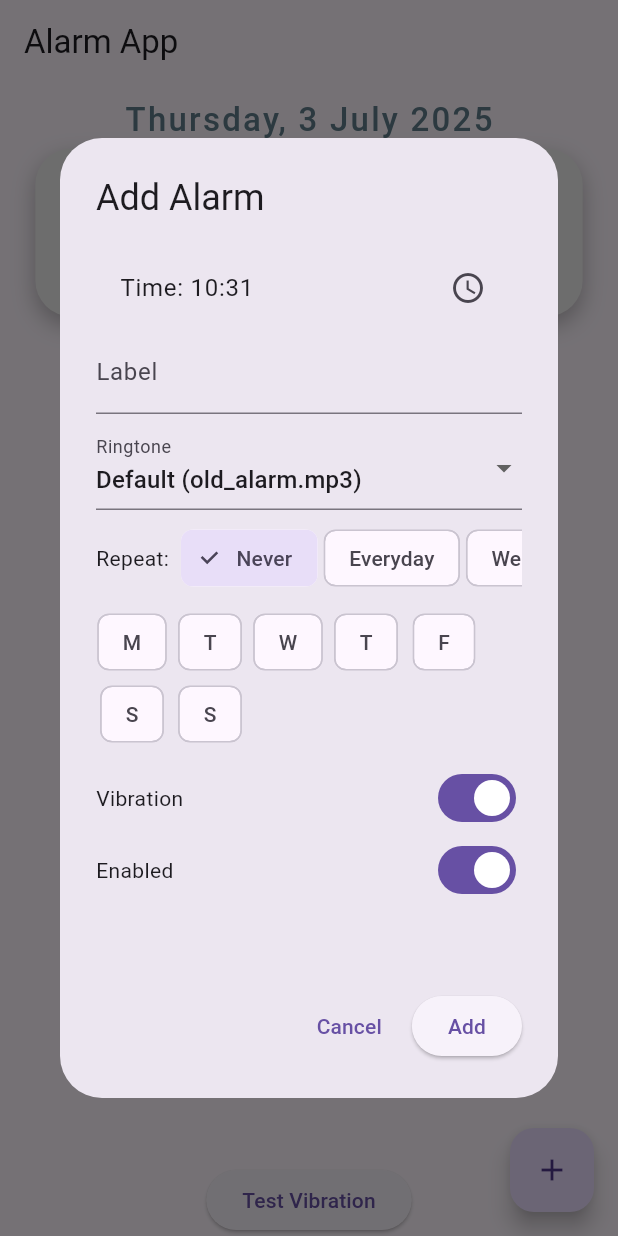
After one commit to nisanray/Alarm-Clock, a Flutter app: the screen it shows after launch, after a tap on "Test Vibration", after a tap on the "add" icon, on a phone screen of 412 x 824 dp. The commit adds this screen. Run offline on Flutter 3.47's test engine with Material 3 defaults, Android fonts, the phone set to English and light mode, and no system bars; our stand-ins replace get, hive, hive_flutter, permission_handler, vibration; accounts and stored records are empty.

Commit message:
UI tweaks, vibration improvements, modular widgets, and bug fixes

```diff
--- a/lib/main.dart
+++ b/lib/main.dart
@@ -1,13 +1,59 @@
 import 'package:flutter/material.dart';
 import 'package:flutter/services.dart';
 import 'package:flutter/scheduler.dart';
-import 'analog_clock_get.dart';
 import 'dart:io';
 import 'package:permission_handler/permission_handler.dart';
+import 'package:hive/hive.dart';
+import 'package:hive_flutter/hive_flutter.dart';
+import 'package:path_provider/path_provider.dart';
+import 'model/alarm.dart';
+import 'widgets/alarm_dialog.dart';
+import 'widgets/alarm_tile.dart';
+import 'widgets/digital_clock.dart';
+import 'package:vibration/vibration.dart';
 
-void main() {
+void main() async {
+  WidgetsFlutterBinding.ensureInitialized();
+  await Hive.initFlutter();
+  Hive.registerAdapter(AlarmAdapter());
+  await Hive.openBox<Alarm>('alarms');
+  await _requestNotificationPermission();
   runApp(const AlarmApp());
 }
+
+Future<void> _requestNotificationPermission() async {
+  if (await Permission.notification.isDenied) {
+    final result = await Permission.notification.request();
+    if (!result.isGranted) {
+      // Show a user-facing dialog
+      WidgetsBinding.instance.addPostFrameCallback((_) {
+        showDialog(
+          context: navigatorKey.currentContext!,
+          builder: (context) => AlertDialog(
+            title: const Text('Permission Required'),
+            content: const Text(
+                'Notification permission is required for alarms to work properly.'),
+            actions: [
+              TextButton(
+                onPressed: () => Navigator.of(context).pop(),
+                child: const Text('Cancel'),
+              ),
+              TextButton(
+                onPressed: () {
+                  openAppSettings();
+                  Navigator.of(context).pop();
+                },
+                child: const Text('Open Settings'),
+              ),
+            ],
+          ),
+        );
+      });
+    }
+  }
+}
+
+final GlobalKey<NavigatorState> navigatorKey = GlobalKey<NavigatorState>();
 
 class AlarmApp extends StatelessWidget {
   const AlarmApp({super.key});
@@ -16,6 +62,7 @@ class AlarmApp extends StatelessWidget {
   Widget build(BuildContext context) {
     return MaterialApp(
       title: 'Alarm App',
+      navigatorKey: navigatorKey,
       home: AlarmHomePage(),
     );
   }
@@ -28,20 +75,19 @@ class AlarmHomePage extends StatefulWidget {
 
 class _AlarmHomePageState extends State<AlarmHomePage> {
   static const platform = MethodChannel('alarm_channel');
-  TimeOfDay? _selectedTime;
-
   late DateTime _currentTime;
   late final Ticker _ticker;
-
-  // Multiple alarms support
-  List<DateTime> _alarms = [];
+  late Box<Alarm> _alarmBox;
 
   @override
   void initState() {
     super.initState();
     _currentTime = DateTime.now();
     _ticker = Ticker(_onTick)..start();
+    _alarmBox = Hive.box<Alarm>('alarms');
   }
+
+  List<Alarm> get _alarms => _alarmBox.values.toList();
 
   void _onTick(Duration _) {
     setState(() {
@@ -55,46 +101,66 @@ class _AlarmHomePageState extends State<AlarmHomePage> {
     super.dispose();
   }
 
-  Future<void> _addAlarm() async {
-    final picked = await showTimePicker(
+  Future<void> _showAlarmDialog({Alarm? alarm}) async {
+    await showDialog(
       context: context,
-      initialTime: TimeOfDay.now(),
+      builder: (context) => AlarmDialog(
+        alarm: alarm,
+        onSave: (newAlarm) async {
+          debugPrint(
+              'onSave called with alarm: ${newAlarm.id}, label: ${newAlarm.label}, enabled: ${newAlarm.enabled}');
+          await _alarmBox.put(newAlarm.id.toString(), newAlarm);
+          if (newAlarm.enabled) {
+            await platform.invokeMethod('setAlarm', {
+              'time': newAlarm.timeMillis,
+              'alarmId': newAlarm.id,
+              'vibration': newAlarm.vibration,
+            });
+          } else {
+            // Optionally cancel native alarm here
+          }
+          if (mounted) setState(() {});
+        },
+      ),
     );
-    if (picked != null) {
-      final now = DateTime.now();
-      var alarmTime = DateTime(
-        now.year,
-        now.month,
-        now.day,
-        picked.hour,
-        picked.minute,
-      );
-      if (alarmTime.isBefore(now)) {
-        alarmTime = alarmTime.add(const Duration(days: 1));
-      }
-      final millis = alarmTime.millisecondsSinceEpoch;
+  }
+
+  void _deleteAlarm(int index) async {
+    final alarm = _alarms[index];
+    try {
+      await platform.invokeMethod('cancelAlarm', {'alarmId': alarm.id});
+    } catch (e) {
+      debugPrint('Error canceling alarm: $e');
+    }
+    await _alarmBox.delete(alarm.id.toString());
+    setState(() {});
+  }
+
+  void _toggleAlarm(int index, bool value) async {
+    final alarm = _alarms[index];
+    final updated = Alarm(
+      id: alarm.id,
+      timeMillis: alarm.timeMillis,
+      label: alarm.label,
+      ringtone: alarm.ringtone,
+      repeatDays: alarm.repeatDays,
+      enabled: value,
+    );
+    await _alarmBox.put(alarm.id.toString(), updated);
+    if (value) {
+      await platform.invokeMethod('setAlarm', {
+        'time': alarm.timeMillis,
+        'alarmId': alarm.id,
+        'vibration': alarm.vibration,
+      });
+    } else {
       try {
-        await platform
-            .invokeMethod('setAlarm', {'time': millis, 'alarmId': millis});
-        setState(() {
-          _alarms.add(alarmTime);
-        });
-        ScaffoldMessenger.of(context).showSnackBar(
-          SnackBar(content: Text('Alarm set for ${_formatTime(alarmTime)}')),
-        );
-      } on PlatformException catch (e) {
-        ScaffoldMessenger.of(context).showSnackBar(
-          SnackBar(content: Text('Failed to set alarm: ${e.message}')),
-        );
+        await platform.invokeMethod('cancelAlarm', {'alarmId': alarm.id});
+      } catch (e) {
+        debugPrint('Error canceling alarm: $e');
       }
     }
-  }
-
-  void _deleteAlarm(int index) {
-    setState(() {
-      _alarms.removeAt(index);
-    });
-    // Note: For simplicity, this does not cancel the native alarm. Can be extended.
+    setState(() {});
   }
 
   @override
@@ -104,49 +170,50 @@ class _AlarmHomePageState extends State<AlarmHomePage> {
       body: Column(
         mainAxisAlignment: MainAxisAlignment.center,
         children: [
-          AnalogClockGet(),
-          const SizedBox(height: 24),
-          Text(
-            _formatTime(_currentTime),
-            style: const TextStyle(
-                fontSize: 48, fontWeight: FontWeight.bold, letterSpacing: 2),
-          ),
-          const SizedBox(height: 40),
-          ElevatedButton(
-            onPressed: _addAlarm,
-            child: const Text('Add Alarm'),
-          ),
+          DigitalClock(time: _currentTime),
           const SizedBox(height: 40),
           Text('Scheduled Alarms:',
               style: TextStyle(fontSize: 20, fontWeight: FontWeight.bold)),
           Expanded(
             child: ListView.builder(
               itemCount: _alarms.length,
-              itemBuilder: (context, index) => ListTile(
-                title: Text(_formatTime(_alarms[index])),
-                trailing: IconButton(
-                  icon: Icon(Icons.delete),
-                  onPressed: () => _deleteAlarm(index),
-                ),
-              ),
+              itemBuilder: (context, index) {
+                final alarm = _alarms[index];
+                return AlarmTile(
+                  alarm: alarm,
+                  onTap: () => _showAlarmDialog(alarm: alarm),
+                  onToggle: (val) => _toggleAlarm(index, val),
+                  onDelete: () => _deleteAlarm(index),
+                );
+              },
             ),
           ),
-          const SizedBox(height: 20),
-          Padding(
-            padding: const EdgeInsets.all(16.0),
-            child: Text(
-              'Note: On some devices, only the system alarm app can show alarms over the lock screen. This is a device restriction, not a bug in this app. Your alarm will always play sound and show a notification.',
-              style: TextStyle(color: Colors.red, fontSize: 16),
-              textAlign: TextAlign.center,
-            ),
+          const SizedBox(height: 16),
+          ElevatedButton(
+            onPressed: () async {
+              if (await Vibration.hasVibrator() ?? false) {
+                Vibration.vibrate(duration: 1000);
+              }
+            },
+            child: Text('Test Vibration'),
           ),
         ],
+      ),
+      floatingActionButton: FloatingActionButton(
+        onPressed: () => _showAlarmDialog(),
+        child: const Icon(Icons.add),
+        tooltip: 'Add Alarm',
       ),
     );
   }
 
   String _formatTime(DateTime time) {
     final twoDigits = (int n) => n.toString().padLeft(2, '0');
+    return '${twoDigits(time.hour)}:${twoDigits(time.minute)}';
+  }
+
+  String _formatTimeWithSeconds(DateTime time) {
+    final twoDigits = (int n) => n.toString().padLeft(2, '0');
     return '${twoDigits(time.hour)}:${twoDigits(time.minute)}:${twoDigits(time.second)}';
   }
 }
--- /dev/null
+++ b/lib/model/alarm.dart
@@ -0,0 +1,31 @@
+import 'package:hive/hive.dart';
+
+part 'alarm.g.dart';
+
+@HiveType(typeId: 0)
+class Alarm extends HiveObject {
+  @HiveField(0)
+  int id;
+  @HiveField(1)
+  int timeMillis;
+  @HiveField(2)
+  String label;
+  @HiveField(3)
+  String ringtone;
+  @HiveField(4)
+  List<int> repeatDays; // 1=Mon, 7=Sun
+  @HiveField(5)
+  bool enabled;
+  @HiveField(6)
+  bool vibration;
+
+  Alarm({
+    required this.id,
+    required this.timeMillis,
+    this.label = '',
+    this.ringtone = '',
+    this.repeatDays = const [],
+    this.enabled = true,
+    this.vibration = true,
+  });
+}
--- /dev/null
+++ b/lib/widgets/alarm_dialog.dart
@@ -0,0 +1,164 @@
+import 'package:flutter/material.dart';
+import '../model/alarm.dart';
+import 'repeat_selector.dart';
+import 'vibration_toggle.dart';
+
+class AlarmDialog extends StatefulWidget {
+  final Alarm? alarm;
+  final void Function(Alarm) onSave;
+
+  const AlarmDialog({Key? key, this.alarm, required this.onSave})
+      : super(key: key);
+
+  @override
+  State<AlarmDialog> createState() => _AlarmDialogState();
+}
+
+class _AlarmDialogState extends State<AlarmDialog> {
+  late DateTime selectedTime;
+  late TextEditingController labelController;
+  late String ringtone;
+  late List<int> repeatDays;
+  late bool enabled;
+  late bool vibration;
+
+  @override
+  void initState() {
+    super.initState();
+    selectedTime = widget.alarm != null
+        ? DateTime.fromMillisecondsSinceEpoch(widget.alarm!.timeMillis)
+        : DateTime.now().add(const Duration(minutes: 1));
+    labelController = TextEditingController(text: widget.alarm?.label ?? '');
+    ringtone = widget.alarm?.ringtone ?? 'old_alarm.mp3';
+    repeatDays = List<int>.from(widget.alarm?.repeatDays ?? []);
+    enabled = widget.alarm?.enabled ?? true;
+    vibration = widget.alarm?.vibration ?? true;
+  }
+
+  @override
+  Widget build(BuildContext context) {
+    final isEdit = widget.alarm != null;
+    return AlertDialog(
+      title: Text(isEdit ? 'Edit Alarm' : 'Add Alarm'),
+      content: SingleChildScrollView(
+        padding: const EdgeInsets.only(bottom: 32),
+        child: Column(
+          mainAxisSize: MainAxisSize.min,
+          children: [
+            ListTile(
+              title: Text('Time: ${_formatTime(selectedTime)}'),
+              trailing: Icon(Icons.access_time),
+              onTap: () async {
+                final picked = await showTimePicker(
+                  context: context,
+                  initialTime: TimeOfDay.fromDateTime(selectedTime),
+                );
+                if (picked != null) {
+                  setState(() {
+                    selectedTime = DateTime(
+                      selectedTime.year,
+                      selectedTime.month,
+                      selectedTime.day,
+                      picked.hour,
+                      picked.minute,
+                    );
+                  });
+                }
+              },
+            ),
+            TextField(
+              controller: labelController,
+              decoration: InputDecoration(labelText: 'Label'),
+            ),
+            const SizedBox(height: 8),
+            DropdownButtonFormField<String>(
+              value: ringtone,
+              items: [
+                DropdownMenuItem(
+                  value: 'old_alarm.mp3',
+                  child: Text('Default (old_alarm.mp3)'),
+                ),
+                // Add more ringtones here if needed
+              ],
+              onChanged: (val) {
+                setState(() {
+                  ringtone = val ?? 'old_alarm.mp3';
+                });
+              },
+              decoration: InputDecoration(labelText: 'Ringtone'),
+            ),
+            const SizedBox(height: 8),
+            RepeatSelector(
+              initialDays: repeatDays,
+              onChanged: (days) {
+                setState(() {
+                  repeatDays = days;
+                });
+              },
+            ),
+            const SizedBox(height: 8),
+            VibrationToggle(
+              value: vibration,
+              onChanged: (val) {
+                setState(() {
+                  vibration = val;
+                });
+              },
+            ),
+            Row(
+              mainAxisAlignment: MainAxisAlignment.spaceBetween,
+              children: [
+                Text('Enabled'),
+                Switch(
+                  value: enabled,
+                  onChanged: (val) {
+                    setState(() {
+                      enabled = val;
+                    });
+                  },
+                ),
+              ],
+            ),
+          ],
+        ),
+      ),
+      actions: [
+        TextButton(
+          onPressed: () => Navigator.pop(context),
+          child: const Text('Cancel'),
+        ),
+        ElevatedButton(
+          onPressed: () {
+            final millis = DateTime(
+              selectedTime.year,
+              selectedTime.month,
+              selectedTime.day,
+              selectedTime.hour,
+              selectedTime.minute,
+            ).millisecondsSinceEpoch;
+            final alarmId = isEdit ? widget.alarm!.id : millis;
+            final newAlarm = Alarm(
+              id: alarmId,
+              timeMillis: millis,
+              label: labelController.text,
+              ringtone: ringtone,
+              repeatDays: repeatDays,
+              enabled: enabled,
+              vibration: vibration,
+            );
+            debugPrint(
+                'Saving alarm: id=$alarmId, time=$millis, label=${labelController.text}, enabled=$enabled');
+            widget.onSave(newAlarm);
+            if (Navigator.canPop(context)) Navigator.pop(context);
+          },
+          child: Text(isEdit ? 'Save' : 'Add'),
+        ),
+      ],
+    );
+  }
+
+  String _formatTime(DateTime time) {
+    final twoDigits = (int n) => n.toString().padLeft(2, '0');
+    return '${twoDigits(time.hour)}:${twoDigits(time.minute)}';
+  }
+}
--- /dev/null
+++ b/lib/widgets/digital_clock.dart
@@ -0,0 +1,87 @@
+import 'package:flutter/material.dart';
+
+class DigitalClock extends StatelessWidget {
+  final DateTime time;
+  const DigitalClock({Key? key, required this.time}) : super(key: key);
+
+  @override
+  Widget build(BuildContext context) {
+    return Padding(
+      padding: const EdgeInsets.only(top: 8.0, bottom: 8.0),
+      child: Column(
+        mainAxisSize: MainAxisSize.min,
+        children: [
+          Text(
+            _formatDate(time),
+            style: const TextStyle(
+              fontSize: 22,
+              fontWeight: FontWeight.w500,
+              color: Colors.blueGrey,
+              letterSpacing: 1.5,
+            ),
+          ),
+          const SizedBox(height: 4),
+          Container(
+            decoration: BoxDecoration(
+              color: Colors.grey[200],
+              borderRadius: BorderRadius.circular(24),
+              boxShadow: [
+                BoxShadow(
+                  color: Colors.black26,
+                  blurRadius: 12,
+                  offset: Offset(0, 6),
+                ),
+              ],
+            ),
+            padding: const EdgeInsets.symmetric(horizontal: 32, vertical: 16),
+            child: Text(
+              _formatTimeWithSeconds(time),
+              style: const TextStyle(
+                fontSize: 56,
+                fontWeight: FontWeight.bold,
+                color: Colors.blue,
+                letterSpacing: 4,
+                fontFamily: 'Courier',
+              ),
+            ),
+          ),
+        ],
+      ),
+    );
+  }
+
+  String _formatTimeWithSeconds(DateTime time) {
+    final twoDigits = (int n) => n.toString().padLeft(2, '0');
+    return '${twoDigits(time.hour)}:${twoDigits(time.minute)}:${twoDigits(time.second)}';
+  }
+
+  String _formatDate(DateTime time) {
+    // Example: Monday, 24 June 2024
+    final weekdays = [
+      "Monday",
+      "Tuesday",
+      "Wednesday",
+      "Thursday",
+      "Friday",
+      "Saturday",
+      "Sunday"
+    ];
+    final months = [
+      "January",
+      "February",
+      "March",
+      "April",
+      "May",
+      "June",
+      "July",
+      "August",
+      "September",
+      "October",
+      "November",
+      "December"
+    ];
+    final weekday = weekdays[time.weekday - 1];
+    final month = months[time.month - 1];
+    return '$weekday, ${time.day} $month ${time.year}';
+  }
+}
--- /dev/null
+++ b/lib/widgets/repeat_selector.dart
@@ -0,0 +1,100 @@
+import 'package:flutter/material.dart';
+
+class RepeatSelector extends StatefulWidget {
+  final List<int> initialDays;
+  final ValueChanged<List<int>> onChanged;
+  const RepeatSelector(
+      {Key? key, required this.initialDays, required this.onChanged})
+      : super(key: key);
+
+  @override
+  State<RepeatSelector> createState() => _RepeatSelectorState();
+}
+
+class _RepeatSelectorState extends State<RepeatSelector> {
+  late List<int> selectedDays;
+
+  static const List<int> weekdays = [1, 2, 3, 4, 5];
+  static const List<int> weekends = [6, 7];
+  static const List<int> everyday = [1, 2, 3, 4, 5, 6, 7];
+  static const List<String> dayLabels = ['M', 'T', 'W', 'T', 'F', 'S', 'S'];
+
+  @override
+  void initState() {
+    super.initState();
+    selectedDays = List<int>.from(widget.initialDays);
+  }
+
+  void _toggleDay(int day) {
+    setState(() {
+      if (selectedDays.contains(day)) {
+        selectedDays.remove(day);
+      } else {
+        selectedDays.add(day);
+      }
+      widget.onChanged(selectedDays..sort());
+    });
+  }
+
+  void _setDays(List<int> days) {
+    setState(() {
+      selectedDays = List<int>.from(days);
+      widget.onChanged(selectedDays..sort());
+    });
+  }
+
+  @override
+  Widget build(BuildContext context) {
+    return Column(
+      crossAxisAlignment: CrossAxisAlignment.start,
+      children: [
+        SingleChildScrollView(
+          scrollDirection: Axis.horizontal,
+          child: Row(
+            children: [
+              Text('Repeat:'),
+              const SizedBox(width: 8),
+              ChoiceChip(
+                label: Text('Never'),
+                selected: selectedDays.isEmpty,
+                onSelected: (_) => _setDays([]),
+              ),
+              const SizedBox(width: 4),
+              ChoiceChip(
+                label: Text('Everyday'),
+                selected: selectedDays.length == 7,
+                onSelected: (_) => _setDays(everyday),
+              ),
+              const SizedBox(width: 4),
+              ChoiceChip(
+                label: Text('Weekdays'),
+                selected: selectedDays.length == 5 &&
+                    selectedDays.every((d) => weekdays.contains(d)),
+                onSelected: (_) => _setDays(weekdays),
+              ),
+              const SizedBox(width: 4),
+              ChoiceChip(
+                label: Text('Weekends'),
+                selected: selectedDays.length == 2 &&
+                    selectedDays.every((d) => weekends.contains(d)),
+                onSelected: (_) => _setDays(weekends),
+              ),
+            ],
+          ),
+        ),
+        const SizedBox(height: 8),
+        Wrap(
+          spacing: 4,
+          children: List.generate(7, (i) {
+            final day = i + 1;
+            return ChoiceChip(
+              label: Text(dayLabels[i]),
+              selected: selectedDays.contains(day),
+              onSelected: (_) => _toggleDay(day),
+            );
+          }),
+        ),
+      ],
+    );
+  }
+}
--- /dev/null
+++ b/lib/widgets/vibration_toggle.dart
@@ -0,0 +1,23 @@
+import 'package:flutter/material.dart';
+
+class VibrationToggle extends StatelessWidget {
+  final bool value;
+  final ValueChanged<bool> onChanged;
+  const VibrationToggle(
+      {Key? key, required this.value, required this.onChanged})
+      : super(key: key);
+
+  @override
+  Widget build(BuildContext context) {
+    return Row(
+      mainAxisAlignment: MainAxisAlignment.spaceBetween,
+      children: [
+        Text('Vibration'),
+        Switch(
+          value: value,
+          onChanged: onChanged,
+        ),
+      ],
+    );
+  }
+}
```
Also changed, not shown: lib/widgets/alarm_tile.dart (added, +49 -0 lines), pubspec.yaml (+7 -0 lines), lib/model/alarm.g.dart (added), pubspec.lock, 10 other files.
